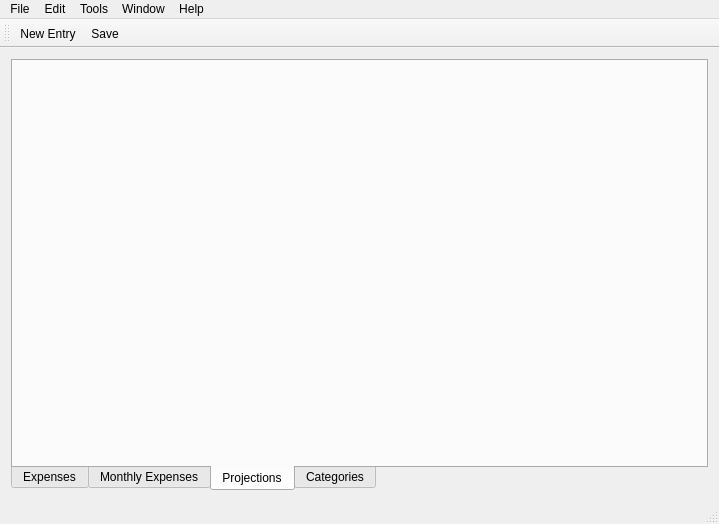
The window that mainwindow.ui (DatabasesWorks/Costs-daily-income-and-expenses) describes before a commit, drawn with Qt 5.
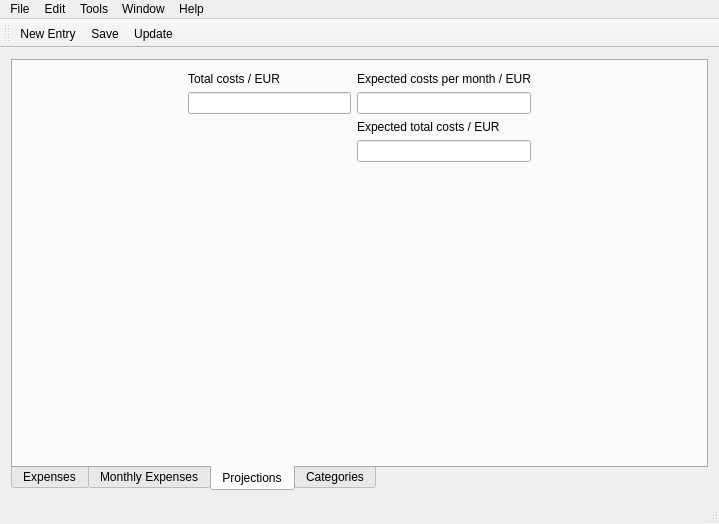
The same window after the commit. The open tabs and pages were chosen to show the change.

Commit message:
Projections UI started, DB problems
Still some problems with joined tables. No fix so far.
Furthermore, started projections UI.

Patch:
```diff
--- a/mainwindow.ui
+++ b/mainwindow.ui
@@ -50,6 +50,81 @@
        <attribute name="title">
         <string>Projections</string>
        </attribute>
+       <layout class="QVBoxLayout" name="verticalLayout_5">
+        <item>
+         <layout class="QGridLayout" name="gridLayout">
+          <item row="1" column="1">
+           <widget class="QLineEdit" name="lineEdit"/>
+          </item>
+          <item row="1" column="2">
+           <widget class="QLineEdit" name="lineEdit_2"/>
+          </item>
+          <item row="1" column="3">
+           <spacer name="horizontalSpacer">
+            <property name="orientation">
+             <enum>Qt::Horizontal</enum>
+            </property>
+            <property name="sizeHint" stdset="0">
+             <size>
+              <width>40</width>
+              <height>20</height>
+             </size>
+            </property>
+           </spacer>
+          </item>
+          <item row="0" column="1">
+           <widget class="QLabel" name="label_4">
+            <property name="text">
+             <string>Total costs / EUR</string>
+            </property>
+           </widget>
+          </item>
+          <item row="0" column="2">
+           <widget class="QLabel" name="label_5">
+            <property name="text">
+             <string>Expected costs per month / EUR</string>
+            </property>
+           </widget>
+          </item>
+          <item row="3" column="2">
+           <widget class="QLineEdit" name="lineEdit_4"/>
+          </item>
+          <item row="2" column="2">
+           <widget class="QLabel" name="label_2">
+            <property name="text">
+             <string>Expected total costs / EUR</string>
+            </property>
+           </widget>
+          </item>
+          <item row="1" column="0">
+           <spacer name="horizontalSpacer_2">
+            <property name="orientation">
+             <enum>Qt::Horizontal</enum>
+            </property>
+            <property name="sizeHint" stdset="0">
+             <size>
+              <width>40</width>
+              <height>20</height>
+             </size>
+            </property>
+           </spacer>
+          </item>
+         </layout>
+        </item>
+        <item>
+         <spacer name="verticalSpacer">
+          <property name="orientation">
+           <enum>Qt::Vertical</enum>
+          </property>
+          <property name="sizeHint" stdset="0">
+           <size>
+            <width>20</width>
+            <height>40</height>
+           </size>
+          </property>
+         </spacer>
+        </item>
+       </layout>
       </widget>
       <widget class="QWidget" name="categoriesTab">
        <attribute name="title">
@@ -131,6 +206,7 @@
    </attribute>
    <addaction name="actionNew_Entry"/>
    <addaction name="actionSave"/>
+   <addaction name="actionUpdate"/>
   </widget>
   <widget class="QStatusBar" name="statusBar"/>
   <action name="actionOpen_Database">
@@ -211,6 +287,11 @@
     <string>Save</string>
    </property>
   </action>
+  <action name="actionUpdate">
+   <property name="text">
+    <string>Update</string>
+   </property>
+  </action>
  </widget>
  <layoutdefault spacing="6" margin="11"/>
  <resources/>
```
The commit also changes 2 other files.
